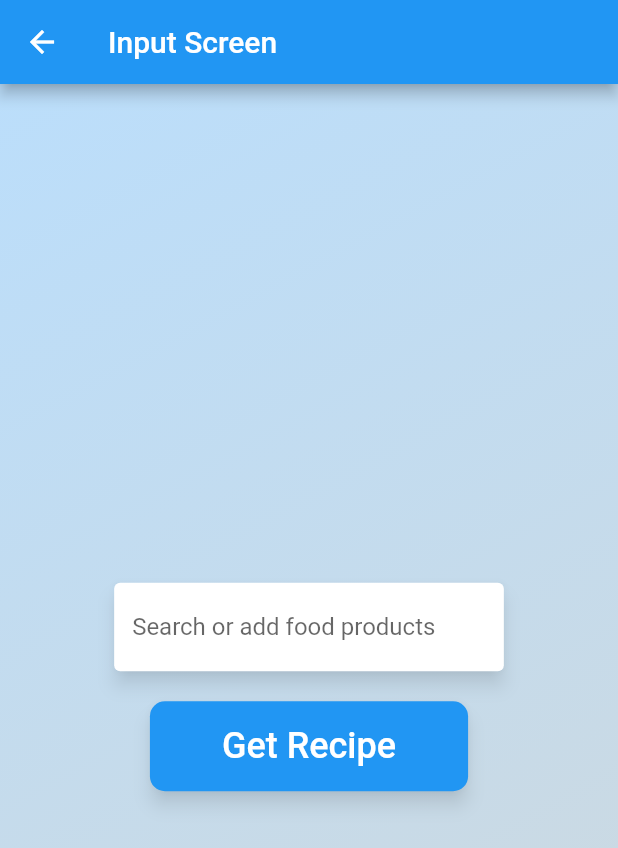
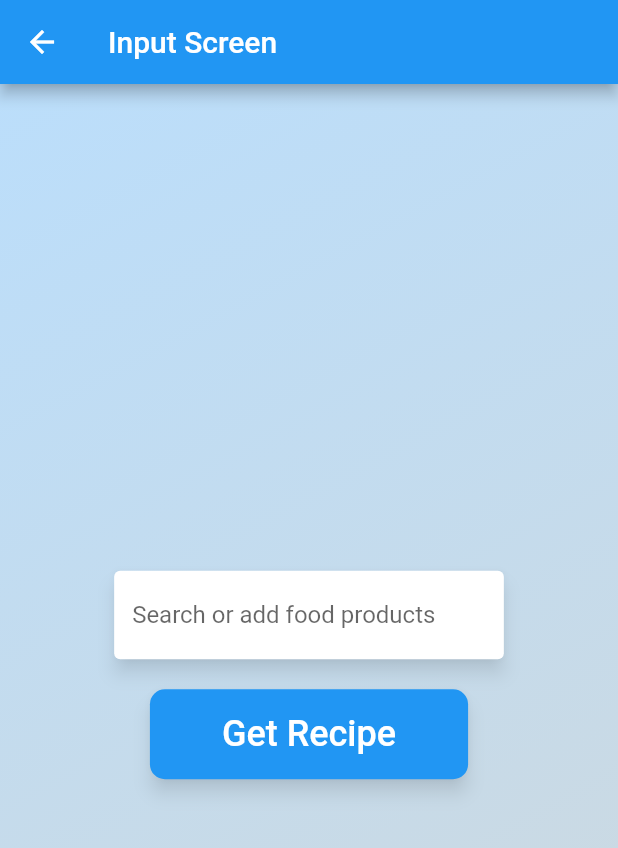
Before and after one commit to Martin-knowit/recipe_generator, a Flutter app: the InputScreen screen opened directly, on a phone screen of 412 x 824 dp. Shown: the top 848 px of the screen. Run offline on Flutter 3.47's test engine with Material 2 defaults, Android fonts, the phone set to English and light mode, and no system bars; drawn by our look-alikes of flutter_typeahead.

Commit message:
Update InputScreen.dart

```diff
--- a/lib/InputScreen.dart
+++ b/lib/InputScreen.dart
@@ -43,7 +43,6 @@ class _InputScreenState extends State<InputScreen> {
             child: Column(
               mainAxisAlignment: MainAxisAlignment.center,
               children: [
-                SizedBox(height: 16.0),
                 Wrap(
                   spacing: 8.0,
                   children: [
```
